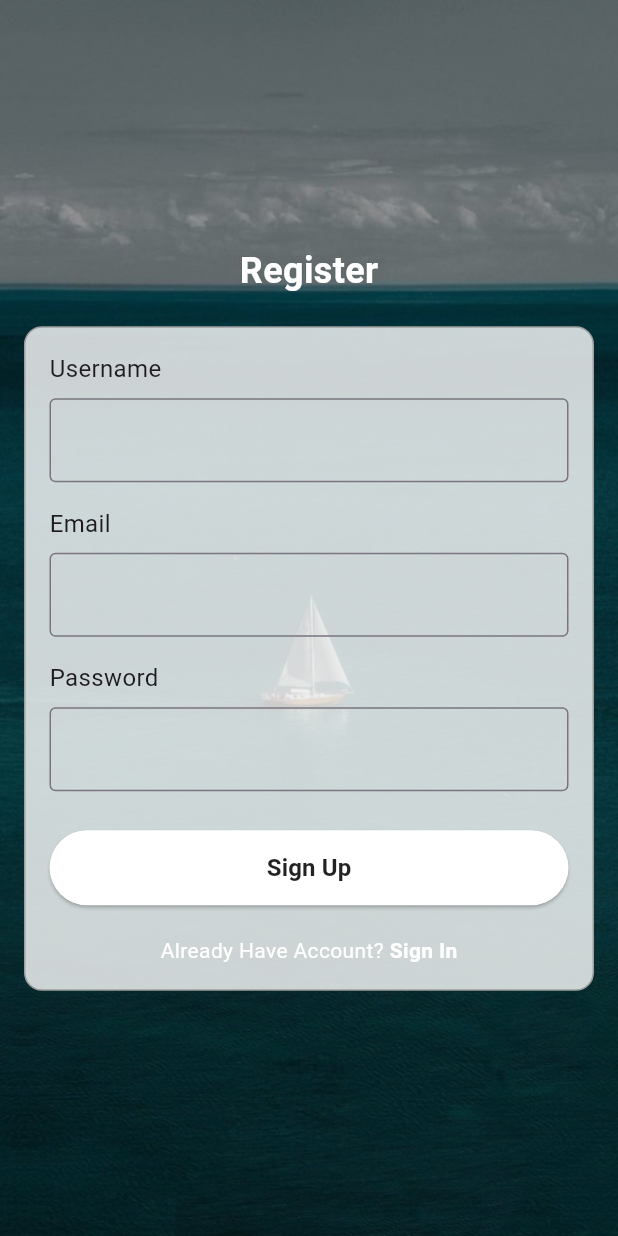
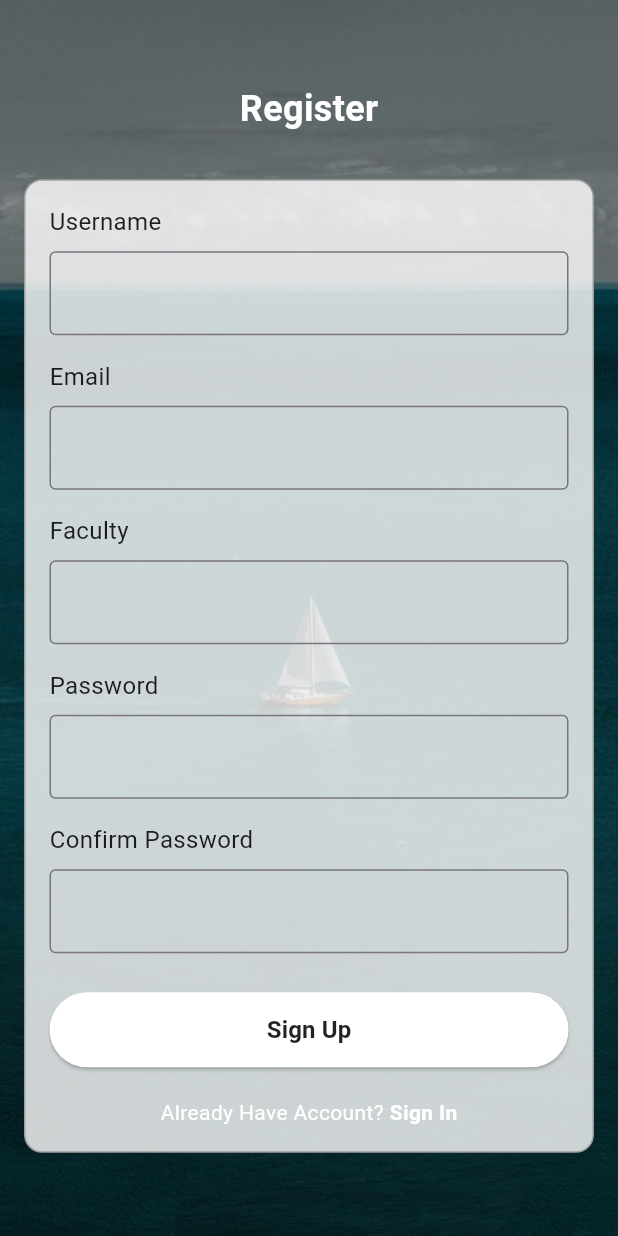
Before and after one commit to alfianindra/Poutendance, a Flutter app: the SignUpScreen screen opened directly, on a phone screen of 412 x 824 dp. Run offline on Flutter 3.47's test engine with Material 3 defaults, Android fonts, the phone set to English and light mode, and no system bars; our stand-ins replace cloud_firestore, firebase_auth, firebase_core; accounts and stored records are empty.

Commit message:
Tambahan fitur confirm password dan error message pada register

```diff
--- a/lib/Screen/signup.dart
+++ b/lib/Screen/signup.dart
@@ -13,8 +13,13 @@ class SignUpScreen extends StatefulWidget {
 
 class _SignUpScreenState extends State<SignUpScreen> {
   TextEditingController _passwordTextController = TextEditingController();
+  TextEditingController _confirmPasswordTextController =
+      TextEditingController();
   TextEditingController _emailTextController = TextEditingController();
   TextEditingController _userTextController = TextEditingController();
+  TextEditingController _facultyTextController = TextEditingController();
+
+  String _errorMessage = "";
 
   @override
   Widget build(BuildContext context) {
@@ -49,6 +54,16 @@ class _SignUpScreenState extends State<SignUpScreen> {
                       ),
                     ),
                     SizedBox(height: 20),
+                    if (_errorMessage.isNotEmpty)
+                      Container(
+                        padding: EdgeInsets.all(8.0),
+                        color: Colors.red,
+                        child: Text(
+                          _errorMessage,
+                          style: TextStyle(color: Colors.white),
+                        ),
+                      ),
+                    SizedBox(height: 10),
                     Container(
                       padding: EdgeInsets.all(16.0),
                       decoration: BoxDecoration(
@@ -92,9 +107,23 @@ class _SignUpScreenState extends State<SignUpScreen> {
                             ),
                             controller: _emailTextController,
                           ),
-                          SizedBox(
-                              height:
-                                  16), // Tambahkan SizedBox untuk spasi antar TextField
+                          SizedBox(height: 16),
+                          Text(
+                            'Faculty',
+                            style: TextStyle(
+                              fontSize: 16,
+                            ),
+                          ),
+                          SizedBox(height: 8),
+                          TextField(
+                            decoration: InputDecoration(
+                              border: OutlineInputBorder(),
+                              labelText: "",
+                              hintText: "Faculty",
+                            ),
+                            controller: _facultyTextController,
+                          ),
+                          SizedBox(height: 16),
                           Text(
                             'Password',
                             style: TextStyle(
@@ -110,7 +139,30 @@ class _SignUpScreenState extends State<SignUpScreen> {
                             controller: _passwordTextController,
                           ),
                           SizedBox(height: 16),
+                          Text(
+                            'Confirm Password',
+                            style: TextStyle(
+                              fontSize: 16,
+                            ),
+                          ),
+                          SizedBox(height: 8),
+                          TextField(
+                            obscureText: true,
+                            decoration: InputDecoration(
+                              border: OutlineInputBorder(),
+                            ),
+                            controller: _confirmPasswordTextController,
+                          ),
+                          SizedBox(height: 16),
                           firebaseUIButton(context, 'Sign Up', () async {
+                            if (_passwordTextController.text !=
+                                _confirmPasswordTextController.text) {
+                              setState(() {
+                                _errorMessage = "Passwords do not match";
+                              });
+                              return;
+                            }
+
                             try {
                               UserCredential userCredential = await FirebaseAuth
                                   .instance
@@ -119,12 +171,27 @@ class _SignUpScreenState extends State<SignUpScreen> {
                                 password: _passwordTextController.text,
                               );
 
+                              var usernameQuery = await FirebaseFirestore
+                                  .instance
+                                  .collection('users')
+                                  .where('username',
+                                      isEqualTo: _userTextController.text)
+                                  .get();
+
+                              if (usernameQuery.docs.isNotEmpty) {
+                                setState(() {
+                                  _errorMessage = "Username already in use";
+                                });
+                                return;
+                              }
+
                               await FirebaseFirestore.instance
                                   .collection('users')
                                   .doc(userCredential.user?.uid)
                                   .set({
                                 'username': _userTextController.text,
                                 'email': _emailTextController.text,
+                                'faculty': _facultyTextController.text,
                                 'role': 'user',
                               });
 
@@ -133,8 +200,18 @@ class _SignUpScreenState extends State<SignUpScreen> {
                                 MaterialPageRoute(
                                     builder: (context) => SignInScreen()),
                               );
+                            } on FirebaseAuthException catch (error) {
+                              setState(() {
+                                if (error.code == 'email-already-in-use') {
+                                  _errorMessage = "Email already in use";
+                                } else {
+                                  _errorMessage = "Error: ${error.message}";
+                                }
+                              });
                             } catch (error) {
-                              print("Error ${error.toString()}");
+                              setState(() {
+                                _errorMessage = "Error: ${error.toString()}";
+                              });
                             }
                           }),
                           signUpOption()
```
